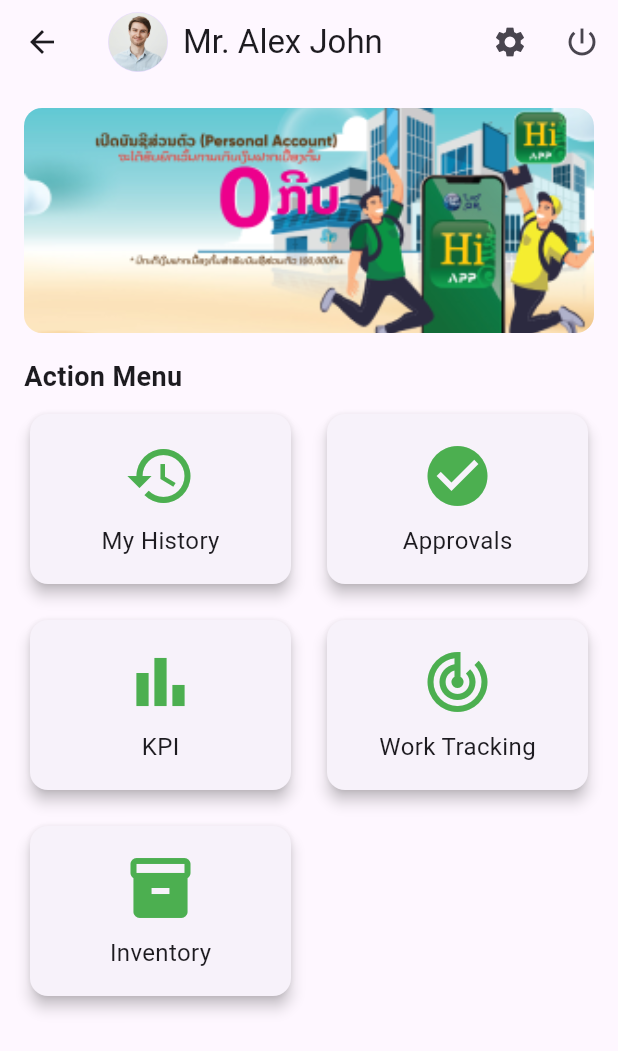
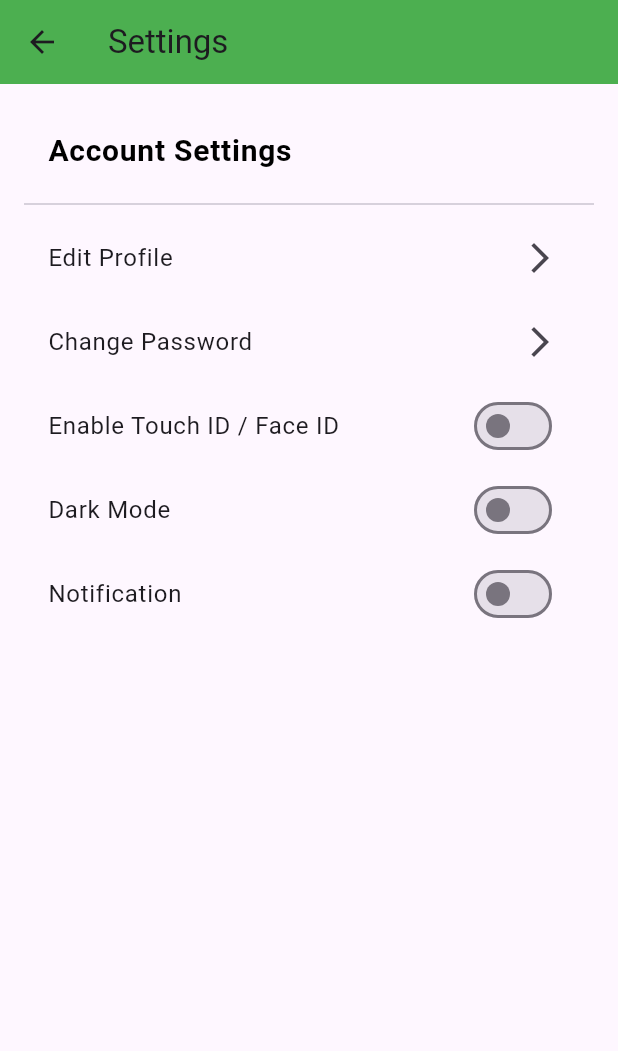
Before and after one commit to FGCompanyDev00/pb_hrm_app, a Flutter app: the HomePage screen opened directly, after a tap on the "settings" icon, on a phone screen of 412 x 824 dp. Shown: the top 1051 px of the screen. Run offline on Flutter 3.47's test engine with Material 3 defaults, Android fonts, the light colour scheme and no system bars; our stand-ins replace flutter_local_notifications, permission_handler; generated files the repository leaves out were written again; network calls fail.

Commit message:
update: settings page added

```diff
--- a/lib/home/home_page.dart
+++ b/lib/home/home_page.dart
@@ -1,4 +1,5 @@
 import 'package:flutter/material.dart';
+import 'package:pb_hrsystem/home/settings_page.dart';
 import 'package:pb_hrsystem/login/login_page.dart';
 
 class HomePage extends StatelessWidget {
@@ -22,7 +23,10 @@ class HomePage extends StatelessWidget {
           IconButton(
             icon: const Icon(Icons.settings),
             onPressed: () {
-              // Handle settings
+               Navigator.pushReplacement(
+                context,
+                MaterialPageRoute(builder: (context) => const SettingsPage()),
+              );
             },
           ),
           IconButton(
--- /dev/null
+++ b/lib/home/settings_page.dart
@@ -0,0 +1,156 @@
+//settings_page.dart
+
+import 'package:flutter/material.dart';
+import 'package:pb_hrsystem/main.dart';
+
+class SettingsPage extends StatefulWidget {
+  const SettingsPage({super.key});
+
+  @override
+  _SettingsPageState createState() => _SettingsPageState();
+}
+
+class _SettingsPageState extends State<SettingsPage> {
+  bool _biometricEnabled = false;
+
+  Future<bool> _onWillPop() async {
+    Navigator.pushReplacement(
+      context,
+      MaterialPageRoute(builder: (context) => const MainScreen()),
+    );
+    return false; // Prevent default back navigation behavior
+  }
+
+  @override
+  Widget build(BuildContext context) {
+    return WillPopScope(
+      onWillPop: _onWillPop,
+      child: Scaffold(
+        appBar: AppBar(
+          title: const Text('Settings'),
+          backgroundColor: Colors.green,
+          leading: IconButton(
+            icon: const Icon(Icons.arrow_back),
+            onPressed: () {
+              Navigator.pushReplacement(
+                context,
+                MaterialPageRoute(builder: (context) => const MainScreen()),
+              );
+            },
+          ),
+        ),
+        body: ListView(
+          padding: const EdgeInsets.all(16.0),
+          children: [
+            const ListTile(
+              title: Text(
+                'Account Settings',
+                style: TextStyle(
+                  fontSize: 20,
+                  fontWeight: FontWeight.bold,
+                  color: Colors.black,
+                ),
+              ),
+            ),
+            const Divider(),
+            ListTile(
+              title: const Text('Edit Profile'),
+              trailing: const Icon(Icons.arrow_forward_ios),
+              onTap: () {
+                // Navigate to Edit Profile Page
+              },
+            ),
+            ListTile(
+              title: const Text('Change Password'),
+              trailing: const Icon(Icons.arrow_forward_ios),
+              onTap: () {
+                // Navigate to Change Password Page
+              },
+            ),
+            ListTile(
+              title: const Text('Enable Touch ID / Face ID'),
+              trailing: Switch(
+                value: _biometricEnabled,
+                onChanged: (bool value) {
+                  _showBiometricDialog(context);
+                },
+              ),
+              onTap: () {
+                _showBiometricDialog(context);
+              },
+            ),
+            ListTile(
+              title: const Text('Dark Mode'),
+              trailing: Switch(
+                value: false,
+                onChanged: (bool value) {
+                  // Handle Dark Mode Toggle
+                },
+              ),
+            ),
+            ListTile(
+              title: const Text('Notification'),
+              trailing: Switch(
+                value: false,
+                onChanged: (bool value) {
+                  // Handle Notification Toggle
+                },
+              ),
+            ),
+          ],
+        ),
+      ),
+    );
+  }
+
+  void _showBiometricDialog(BuildContext context) {
+    showDialog(
+      context: context,
+      builder: (BuildContext context) {
+        return AlertDialog(
+          shape: RoundedRectangleBorder(borderRadius: BorderRadius.circular(10)),
+          title: Column(
+            children: const [
+              Icon(
+                Icons.fingerprint,
+                size: 40,
+                color: Colors.green,
+              ),
+              SizedBox(height: 10),
+              Text(
+                'Setup biometric login',
+                style: TextStyle(
+                  color: Colors.green,
+                ),
+              ),
+            ],
+          ),
+          content: const Text(
+            'Do you want to use Fingerprint as a preferred login method for the next time?',
+            textAlign: TextAlign.center,
+          ),
+          actions: <Widget>[
+            TextButton(
+              child: const Text('Cancel'),
+              onPressed: () {
+                Navigator.of(context).pop();
+              },
+            ),
+            ElevatedButton(
+              style: ElevatedButton.styleFrom(
+                foregroundColor: Colors.white, backgroundColor: Colors.green, // foreground
+              ),
+              child: const Text('OK'),
+              onPressed: () {
+                setState(() {
+                  _biometricEnabled = true;
+                });
+                Navigator.of(context).pop();
+              },
+            ),
+          ],
+        );
+      },
+    );
+  }
+}
```
